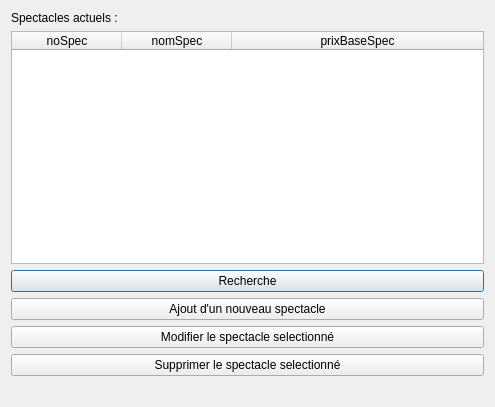
This is Theatre_Project/gui/rep_edit.ui in alaabenfatma/Projet_SQL_Python as Qt 5 draws it before an edit. The edited form follows.
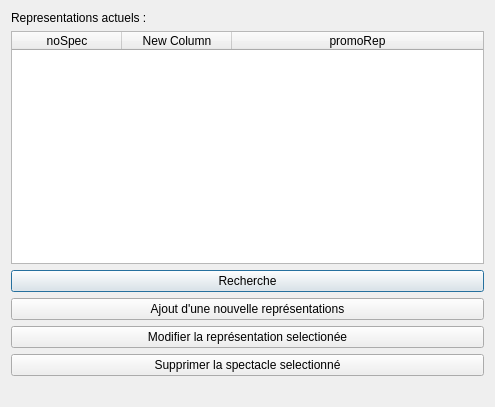
This is the edited form. Icons and pictures are not drawn.

Commit message: Rep: fixed ajout

Patch:
```diff
--- a/Theatre_Project/gui/rep_edit.ui
+++ b/Theatre_Project/gui/rep_edit.ui
@@ -17,7 +17,7 @@
    <item>
     <widget class="QLabel" name="label">
      <property name="text">
-      <string>Spectacles actuels :</string>
+      <string>Representations actuels :</string>
      </property>
     </widget>
    </item>
@@ -45,12 +45,12 @@
      </column>
      <column>
       <property name="text">
-       <string>nomSpec</string>
+       <string>New Column</string>
       </property>
      </column>
      <column>
       <property name="text">
-       <string>prixBaseSpec</string>
+       <string>promoRep</string>
       </property>
      </column>
     </widget>
@@ -72,7 +72,7 @@
       <bool>false</bool>
      </property>
      <property name="text">
-      <string>Ajout d'un nouveau spectacle</string>
+      <string>Ajout d'une nouvelle représentations</string>
      </property>
      <property name="icon">
       <iconset>
@@ -83,7 +83,7 @@
    <item>
     <widget class="QPushButton" name="btn_edit">
      <property name="text">
-      <string>Modifier le spectacle selectionné</string>
+      <string>Modifier la représentation selectionée</string>
      </property>
      <property name="icon">
       <iconset>
@@ -94,7 +94,7 @@
    <item>
     <widget class="QPushButton" name="btn_del">
      <property name="text">
-      <string>Supprimer le spectacle selectionné</string>
+      <string>Supprimer la spectacle selectionné</string>
      </property>
      <property name="icon">
       <iconset>
```
Left out of the diff: 2 changed lines with no effect on the pictures. The commit also changes 8 other files.
